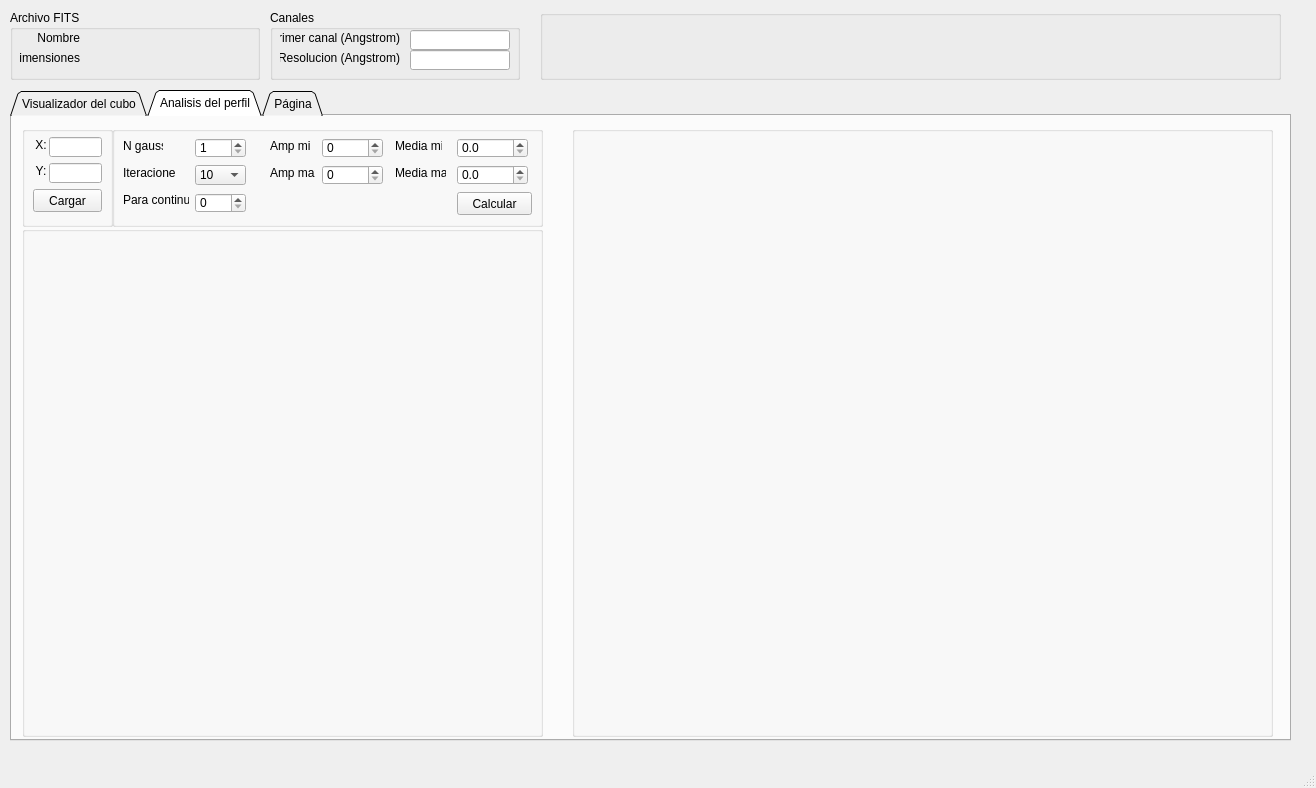
First picture: the form in interface_dpo_v2.ui, repository aphics/DPO, before the edit.
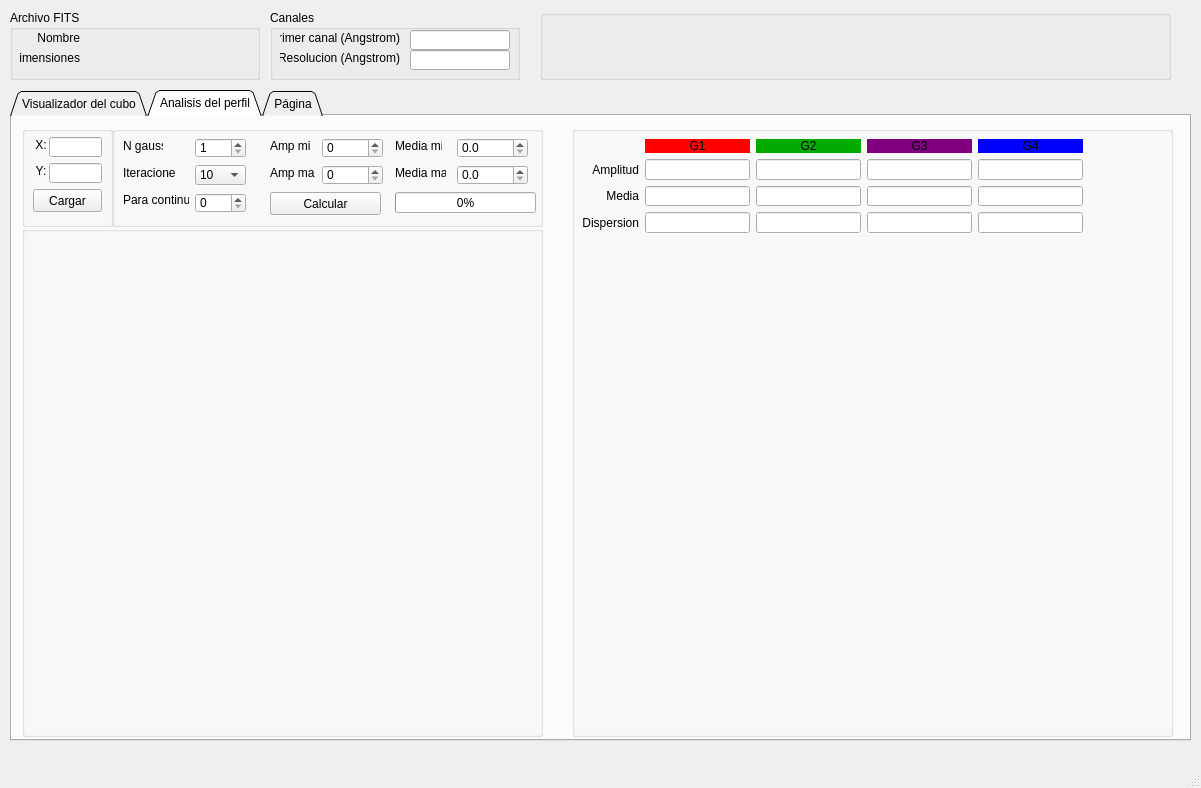
Second picture: the form after the edit. The open tabs and pages were chosen to show the change. Icons and pictures are not drawn. Custom widgets are drawn as their Qt base class.

Commit message: Actualizado al 27 de octubre del 2020 Ya esta funcionando el ajustador con el minimizador Ya se muestra informacion del ajuste en la interface

```diff
--- a/interface_dpo_v2.ui
+++ b/interface_dpo_v2.ui
@@ -6,7 +6,7 @@
    <rect>
     <x>0</x>
     <y>0</y>
-    <width>1316</width>
+    <width>1201</width>
     <height>788</height>
    </rect>
   </property>
@@ -60,7 +60,7 @@
       <rect>
        <x>100</x>
        <y>40</y>
-       <width>100</width>
+       <width>141</width>
        <height>16</height>
       </rect>
      </property>
@@ -92,7 +92,7 @@
       <rect>
        <x>100</x>
        <y>20</y>
-       <width>100</width>
+       <width>141</width>
        <height>16</height>
       </rect>
      </property>
@@ -171,7 +171,7 @@
      <rect>
       <x>10</x>
       <y>90</y>
-      <width>1281</width>
+      <width>1181</width>
       <height>651</height>
      </rect>
     </property>
@@ -759,7 +759,7 @@
        <rect>
         <x>560</x>
         <y>10</y>
-        <width>701</width>
+        <width>601</width>
         <height>611</height>
        </rect>
       </property>
@@ -770,12 +770,226 @@
        <property name="geometry">
         <rect>
          <x>10</x>
-         <y>10</y>
+         <y>110</y>
          <width>500</width>
          <height>491</height>
         </rect>
        </property>
       </widget>
+      <widget class="QWidget" name="">
+       <property name="geometry">
+        <rect>
+         <x>10</x>
+         <y>13</y>
+         <width>501</width>
+         <height>94</height>
+        </rect>
+       </property>
+       <layout class="QGridLayout" name="gridLayout">
+        <item row="0" column="1">
+         <widget class="QLabel" name="label_2">
+          <property name="styleSheet">
+           <string notr="true">background-color: rgb(255, 0, 0);</string>
+          </property>
+          <property name="text">
+           <string>G1</string>
+          </property>
+          <property name="alignment">
+           <set>Qt::AlignCenter</set>
+          </property>
+         </widget>
+        </item>
+        <item row="0" column="2">
+         <widget class="QLabel" name="label_3">
+          <property name="styleSheet">
+           <string notr="true">background-color: rgb(0, 170, 0);</string>
+          </property>
+          <property name="text">
+           <string>G2</string>
+          </property>
+          <property name="alignment">
+           <set>Qt::AlignCenter</set>
+          </property>
+         </widget>
+        </item>
+        <item row="0" column="3">
+         <widget class="QLabel" name="label_22">
+          <property name="styleSheet">
+           <string notr="true">background-color: rgb(128, 0, 128);</string>
+          </property>
+          <property name="text">
+           <string>G3</string>
+          </property>
+          <property name="alignment">
+           <set>Qt::AlignCenter</set>
+          </property>
+         </widget>
+        </item>
+        <item row="0" column="4">
+         <widget class="QLabel" name="label_23">
+          <property name="styleSheet">
+           <string notr="true">background-color: rgb(0, 0, 255);</string>
+          </property>
+          <property name="text">
+           <string>G4</string>
+          </property>
+          <property name="alignment">
+           <set>Qt::AlignCenter</set>
+          </property>
+         </widget>
+        </item>
+        <item row="1" column="0">
+         <widget class="QLabel" name="label_24">
+          <property name="text">
+           <string>Amplitud</string>
+          </property>
+          <property name="alignment">
+           <set>Qt::AlignRight|Qt::AlignTrailing|Qt::AlignVCenter</set>
+          </property>
+         </widget>
+        </item>
+        <item row="1" column="1">
+         <widget class="QLineEdit" name="a1">
+          <property name="alignment">
+           <set>Qt::AlignCenter</set>
+          </property>
+          <property name="readOnly">
+           <bool>true</bool>
+          </property>
+         </widget>
+        </item>
+        <item row="1" column="2">
+         <widget class="QLineEdit" name="a2">
+          <property name="alignment">
+           <set>Qt::AlignCenter</set>
+          </property>
+          <property name="readOnly">
+           <bool>true</bool>
+          </property>
+         </widget>
+        </item>
+        <item row="1" column="3">
+         <widget class="QLineEdit" name="a3">
+          <property name="alignment">
+           <set>Qt::AlignCenter</set>
+          </property>
+          <property name="readOnly">
+           <bool>true</bool>
+          </property>
+         </widget>
+        </item>
+        <item row="1" column="4">
+         <widget class="QLineEdit" name="a4">
+          <property name="alignment">
+           <set>Qt::AlignCenter</set>
+          </property>
+          <property name="readOnly">
+           <bool>true</bool>
+          </property>
+         </widget>
+        </item>
+        <item row="2" column="0">
+         <widget class="QLabel" name="label_25">
+          <property name="text">
+           <string>Media</string>
+          </property>
+          <property name="alignment">
+           <set>Qt::AlignRight|Qt::AlignTrailing|Qt::AlignVCenter</set>
+          </property>
+         </widget>
+        </item>
+        <item row="2" column="1">
+         <widget class="QLineEdit" name="m1">
+          <property name="alignment">
+           <set>Qt::AlignCenter</set>
+          </property>
+          <property name="readOnly">
+           <bool>true</bool>
+          </property>
+         </widget>
+        </item>
+        <item row="2" column="2">
+         <widget class="QLineEdit" name="m2">
+          <property name="alignment">
+           <set>Qt::AlignCenter</set>
+          </property>
+          <property name="readOnly">
+           <bool>true</bool>
+          </property>
+         </widget>
+        </item>
+        <item row="2" column="3">
+         <widget class="QLineEdit" name="m3">
+          <property name="alignment">
+           <set>Qt::AlignCenter</set>
+          </property>
+          <property name="readOnly">
+           <bool>true</bool>
+          </property>
+         </widget>
+        </item>
+        <item row="2" column="4">
+         <widget class="QLineEdit" name="m4">
+          <property name="alignment">
+           <set>Qt::AlignCenter</set>
+          </property>
+          <property name="readOnly">
+           <bool>true</bool>
+          </property>
+         </widget>
+        </item>
+        <item row="3" column="0">
+         <widget class="QLabel" name="label_26">
+          <property name="text">
+           <string>Dispersion</string>
+          </property>
+          <property name="alignment">
+           <set>Qt::AlignRight|Qt::AlignTrailing|Qt::AlignVCenter</set>
+          </property>
+         </widget>
+        </item>
+        <item row="3" column="1">
+         <widget class="QLineEdit" name="d1">
+          <property name="alignment">
+           <set>Qt::AlignCenter</set>
+          </property>
+          <property name="readOnly">
+           <bool>true</bool>
+          </property>
+         </widget>
+        </item>
+        <item row="3" column="2">
+         <widget class="QLineEdit" name="d2">
+          <property name="alignment">
+           <set>Qt::AlignCenter</set>
+          </property>
+          <property name="readOnly">
+           <bool>true</bool>
+          </property>
+         </widget>
+        </item>
+        <item row="3" column="3">
+         <widget class="QLineEdit" name="d3">
+          <property name="alignment">
+           <set>Qt::AlignCenter</set>
+          </property>
+          <property name="readOnly">
+           <bool>true</bool>
+          </property>
+         </widget>
+        </item>
+        <item row="3" column="4">
+         <widget class="QLineEdit" name="d4">
+          <property name="alignment">
+           <set>Qt::AlignCenter</set>
+          </property>
+          <property name="readOnly">
+           <bool>true</bool>
+          </property>
+         </widget>
+        </item>
+       </layout>
+      </widget>
      </widget>
      <widget class="QGroupBox" name="groupBox_13">
       <property name="geometry">
@@ -919,9 +1133,9 @@
       <widget class="QPushButton" name="Ajustar">
        <property name="geometry">
         <rect>
-         <x>345</x>
+         <x>158</x>
          <y>66</y>
-         <width>75</width>
+         <width>111</width>
          <height>23</height>
         </rect>
        </property>
@@ -1008,6 +1222,25 @@
         </property>
        </item>
       </widget>
+      <widget class="QProgressBar" name="progressBar">
+       <property name="geometry">
+        <rect>
+         <x>283</x>
+         <y>66</y>
+         <width>141</width>
+         <height>21</height>
+        </rect>
+       </property>
+       <property name="value">
+        <number>0</number>
+       </property>
+       <property name="orientation">
+        <enum>Qt::Horizontal</enum>
+       </property>
+       <property name="textDirection">
+        <enum>QProgressBar::BottomToTop</enum>
+       </property>
+      </widget>
      </widget>
     </widget>
     <widget class="QWidget" name="tab">
@@ -1021,7 +1254,7 @@
      <rect>
       <x>540</x>
       <y>10</y>
-      <width>741</width>
+      <width>631</width>
       <height>70</height>
      </rect>
     </property>
```
Left out of the diff: 79 changed lines with no effect on the pictures. The commit also changes 6 other files.
